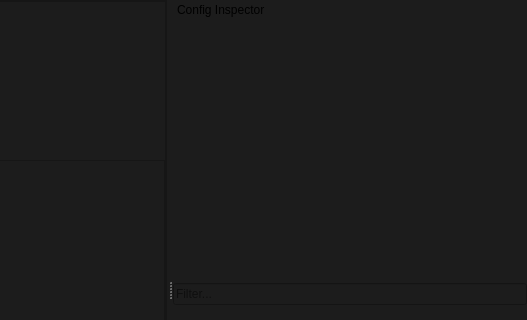
This is src/batch_creator/main.ui in dertwist/Hammer5Tools as Qt 5 draws it before an edit; both pictures show x 744 to 1271 and y 0 to 320 of the 1271 by 578 pixel window. The edited form follows.
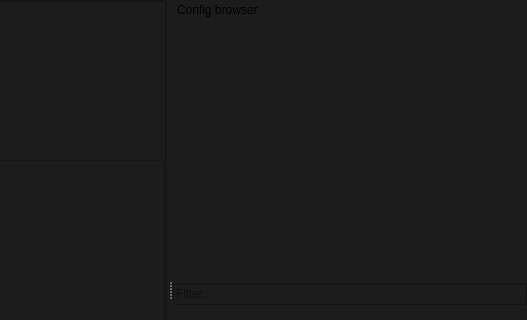
This is the edited form. Icons and pictures are not drawn.

Commit message: Batch creator: rename config inspector to config browser

What changed in the file:
```diff
--- a/src/batch_creator/main.ui
+++ b/src/batch_creator/main.ui
@@ -1143,7 +1143,7 @@
     <set>QDockWidget::DockWidgetFeature::DockWidgetMovable</set>
    </property>
    <property name="windowTitle">
-    <string>Config Inspector</string>
+    <string>Config browser</string>
    </property>
    <attribute name="dockWidgetArea">
     <number>2</number>
```
The commit also changes 1 other file.
